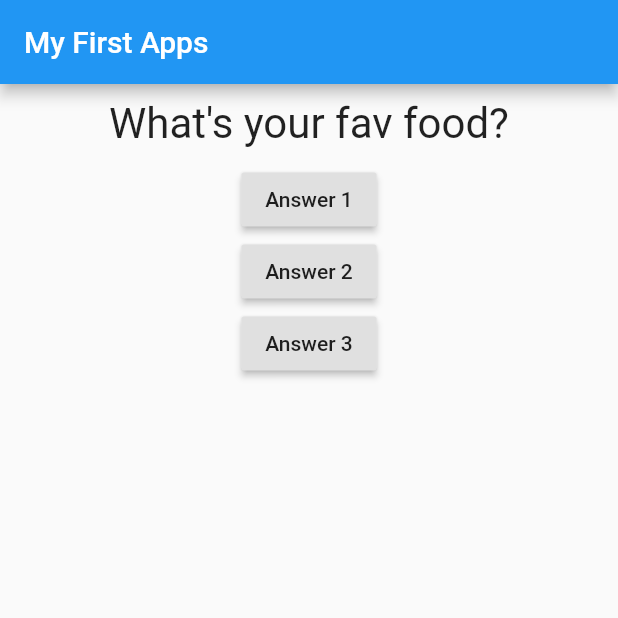
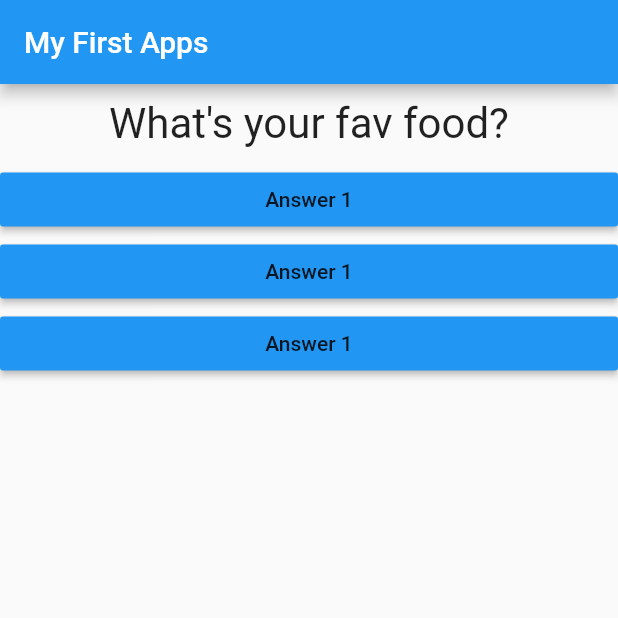
Before and after one commit to hanani14/Flutter-Training, a Flutter app: the screen it shows after launch, on a phone screen of 412 x 824 dp, the top half of it. Run offline on Flutter 3.47's test engine with Material 2 defaults, Android fonts, the light colour scheme and no system bars.

Commit message:
passing callback functions android

```diff
--- /dev/null
+++ b/fluttertraining/lib/answer.dart
@@ -0,0 +1,17 @@
+import 'package:flutter/material.dart';
+
+class Answer extends StatelessWidget {
+  final Function selecthandler;
+  Answer(this.selecthandler);
+  @override
+  Widget build(BuildContext context) {
+    return Container(
+      width: double.infinity,
+      child: RaisedButton(
+        onPressed: selecthandler,
+        child: Text('Answer 1'),
+        color: Colors.blue,
+      ),
+    );
+  }
+}
--- a/fluttertraining/lib/main.dart
+++ b/fluttertraining/lib/main.dart
@@ -1,4 +1,5 @@
 import 'package:flutter/material.dart';
+import 'package:fluttertraining/answer.dart';
 import 'package:fluttertraining/question.dart';
 
 void main() {
@@ -33,22 +34,22 @@ class _MyAppState extends State<MyApp> {
           body: Column(
             children: [
               Question(questions[questionIndex]),
-              RaisedButton(
-                onPressed: answerQuestion,
-                child: Text('Answer 1'),
-              ),
-              RaisedButton(
-                onPressed: () => print(
-                    'Answer 2 chosen!'), //anonymous functions because don't have name of function
-                child: Text('Answer 2'),
-              ),
-              RaisedButton(
-                onPressed: () {
-                  //anonymous functions because don't have name of function
-                  print('Answer 3 chosen!');
-                },
-                child: Text('Answer 3'),
-              ),
+              Answer(
+                  answerQuestion), //function also can be pass using pointer. Answer pass answerQuestion() and Answer will accept the parameter of funcion
+              Answer(answerQuestion),
+              Answer(answerQuestion),
+              // RaisedButton(
+              //   onPressed: () => print(
+              //       'Answer 2 chosen!'), //anonymous functions because don't have name of function
+              //   child: Text('Answer 2'),
+              // ),
+              // RaisedButton(
+              //   onPressed: () {
+              //     //anonymous functions because don't have name of function
+              //     print('Answer 3 chosen!');
+              //   },
+              //   child: Text('Answer 3'),
+              // ),
             ],
           )),
     );
```
